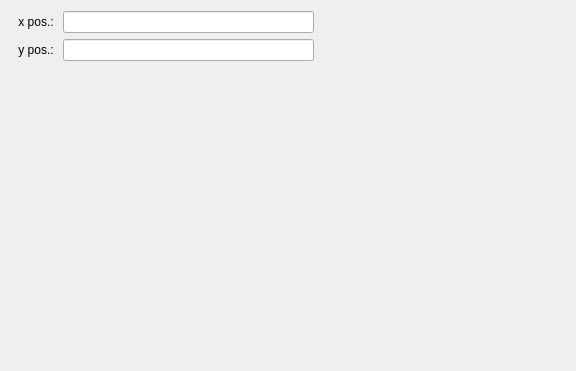
Before: the Qt Designer form src/gui/frames/cbedframe.ui in JJPPeters/clTEM, drawn with Qt 5.
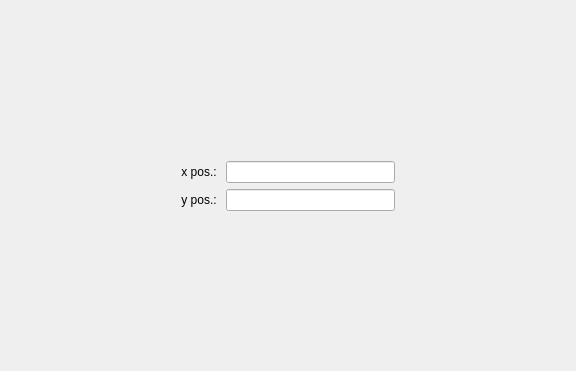
After: the same form once the commit is applied. Custom widgets are drawn as their Qt base class.

```diff
--- a/src/gui/frames/cbedframe.ui
+++ b/src/gui/frames/cbedframe.ui
@@ -13,8 +13,21 @@
   <property name="windowTitle">
    <string>Form</string>
   </property>
-  <layout class="QGridLayout" name="gridLayout" rowstretch="0,0,0" columnstretch="0,0,0,0">
-   <item row="1" column="1">
+  <layout class="QGridLayout" name="gridLayout" rowstretch="0,0,0,0" columnstretch="0,0,0,0">
+   <item row="2" column="0">
+    <spacer name="horizontalSpacer">
+     <property name="orientation">
+      <enum>Qt::Horizontal</enum>
+     </property>
+     <property name="sizeHint" stdset="0">
+      <size>
+       <width>0</width>
+       <height>0</height>
+      </size>
+     </property>
+    </spacer>
+   </item>
+   <item row="2" column="1">
     <widget class="QLabel" name="label_2">
      <property name="sizePolicy">
       <sizepolicy hsizetype="Fixed" vsizetype="Preferred">
@@ -30,13 +43,39 @@
      </property>
     </widget>
    </item>
-   <item row="0" column="2">
-    <widget class="EditUnitsBox" name="edtPosX"/>
+   <item row="3" column="2">
+    <spacer name="verticalSpacer">
+     <property name="orientation">
+      <enum>Qt::Vertical</enum>
+     </property>
+     <property name="sizeHint" stdset="0">
+      <size>
+       <width>0</width>
+       <height>0</height>
+      </size>
+     </property>
+    </spacer>
    </item>
    <item row="1" column="2">
+    <widget class="EditUnitsBox" name="edtPosX"/>
+   </item>
+   <item row="2" column="2">
     <widget class="EditUnitsBox" name="edtPosY"/>
    </item>
-   <item row="0" column="1">
+   <item row="2" column="3">
+    <spacer name="horizontalSpacer_2">
+     <property name="orientation">
+      <enum>Qt::Horizontal</enum>
+     </property>
+     <property name="sizeHint" stdset="0">
+      <size>
+       <width>0</width>
+       <height>0</height>
+      </size>
+     </property>
+    </spacer>
+   </item>
+   <item row="1" column="1">
     <widget class="QLabel" name="label">
      <property name="sizePolicy">
       <sizepolicy hsizetype="Fixed" vsizetype="Preferred">
@@ -52,8 +91,8 @@
      </property>
     </widget>
    </item>
-   <item row="2" column="2">
-    <spacer name="verticalSpacer">
+   <item row="0" column="2">
+    <spacer name="verticalSpacer_2">
      <property name="orientation">
       <enum>Qt::Vertical</enum>
      </property>
@@ -65,26 +104,6 @@
      </property>
     </spacer>
    </item>
-   <item row="1" column="0">
-    <spacer name="horizontalSpacer">
-     <property name="orientation">
-      <enum>Qt::Horizontal</enum>
-     </property>
-    </spacer>
-   </item>
-   <item row="1" column="3">
-    <spacer name="horizontalSpacer_2">
-     <property name="orientation">
-      <enum>Qt::Horizontal</enum>
-     </property>
-     <property name="sizeHint" stdset="0">
-      <size>
-       <width>0</width>
-       <height>0</height>
-      </size>
-     </property>
-    </spacer>
-   </item>
   </layout>
  </widget>
  <customwidgets>
```
